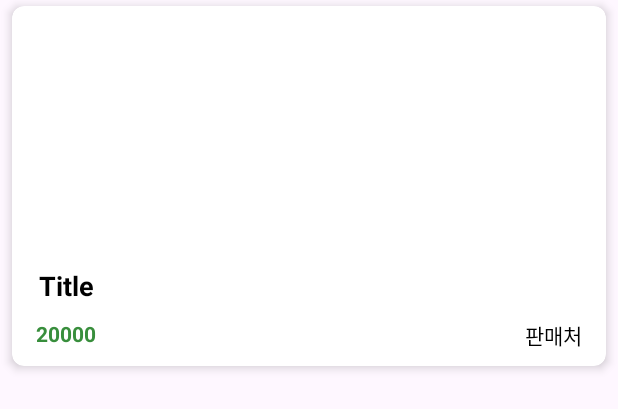
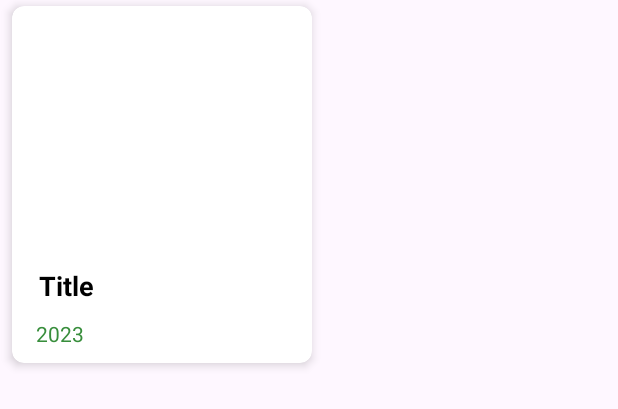
Before and after one commit to yoonhee-nam/yoons_prac, an Android app: the layout recycler_item.xml on its own in the app's theme, with its tools: preview values and no code run, on a phone screen of 412 x 824 dp. Shown: the top 409 px of the screen. Run offline under Robolectric (Android 15) with nearby library versions, the phone set to English and light mode, and no system bars.

Commit message:
[FEAT] : ⚙️ 검색기능까지 구현완료

```diff
--- a/app/build.gradle
+++ b/app/build.gradle
@@ -54,6 +54,8 @@ dependencies {
     implementation 'androidx.lifecycle:lifecycle-viewmodel-ktx:2.5.1'
     //====== ViewPager2
     implementation 'androidx.viewpager2:viewpager2:1.0.0'
+    implementation 'com.github.bumptech.glide:glide:4.12.0' // 현재 Glide 버전에 따라 변경할 수 있음
+    annotationProcessor 'com.github.bumptech.glide:compiler:4.12.0' // Glide의 어노테이션 처리기
 
 
     implementation 'androidx.core:core-ktx:1.8.0'
--- a/app/src/main/AndroidManifest.xml
+++ b/app/src/main/AndroidManifest.xml
@@ -3,7 +3,12 @@
     xmlns:tools="http://schemas.android.com/tools">
 
     <!--    http통신을 위한 인터넷 사용권한-->
+    <uses-feature
+        android:name="android.hardware.telephony"
+        android:required="false" />
+
     <uses-permission android:name="android.permission.INTERNET"/>
+
 
     <application
         android:allowBackup="true"
--- a/app/src/main/java/com/example/myapplication/Constants.kt
+++ b/app/src/main/java/com/example/myapplication/Constants.kt
@@ -2,10 +2,10 @@ package com.example.myapplication
 
 class Constants {
     companion object {
-        const val IMAGE_BASE_URL = "http://dapi.kakao.com/"
+        const val IMAGE_BASE_URL = "https://dapi.kakao.com"
 
         // 개인 API 사용
         const val REST_API_KEY = "aca59c0cf1a05fe8c70f5b83dcad2470"
-        const val AUTH_HEADER = "KakaoAK \$REST_API_KEY"
+        const val AUTH_HEADER = "KakaoAK $REST_API_KEY"
     }
 }
--- /dev/null
+++ b/app/src/main/java/com/example/myapplication/LikeFragAdapter.kt
@@ -0,0 +1,4 @@
+package com.example.myapplication
+
+class LikeFragAdapter {
+}
--- a/app/src/main/java/com/example/myapplication/api/Image_Interface.kt
+++ b/app/src/main/java/com/example/myapplication/api/Image_Interface.kt
@@ -9,8 +9,8 @@ import retrofit2.http.Query
 //Retrofit Interface
 //GET 요청을 하기 위한 인터페이스
 interface Image_Interface {
-    @GET("v2/search/imag")
-    suspend fun searchImage(
+    @GET("v2/search/image")
+     fun searchImage(
         //인증 방식, 서비스 앱에서 REST API 키로 인증 요청
         @Header("Authorization") apiKey: String,
         //검색을 원하는 질의어
--- a/app/src/main/java/com/example/myapplication/model/Image.kt
+++ b/app/src/main/java/com/example/myapplication/model/Image.kt
@@ -15,6 +15,8 @@ data class Image(
         val collection : String,
         @SerializedName("thumbnail_url")
         val thumbnailUrl : String,
+        //이거랑
+
         @SerializedName("image_url")
         val imageUrl :	String,
         val width : Int,
@@ -24,6 +26,7 @@ data class Image(
         @SerializedName("doc_url")
         val docUrl : String,
         val datetime : String
+        //이거
 
     )
     data class Meta(
--- a/app/src/main/res/layout/recycler_item.xml
+++ b/app/src/main/res/layout/recycler_item.xml
@@ -1,6 +1,6 @@
 <?xml version="1.0" encoding="utf-8"?>
 <androidx.cardview.widget.CardView xmlns:android="http://schemas.android.com/apk/res/android"
-    android:layout_width="match_parent"
+    android:layout_width="200dp"
     android:layout_height="wrap_content"
     xmlns:app="http://schemas.android.com/apk/res-auto"
     app:cardElevation="4dp"
@@ -18,8 +18,7 @@
             android:id="@+id/iv"
             android:layout_width="match_parent"
             android:layout_height="160dp"
-            android:scaleType="centerCrop"
-            />
+            android:scaleType="centerCrop" />
 
         <TextView
             android:id="@+id/tv_title"
@@ -39,22 +38,9 @@
             android:layout_below="@+id/tv_title"
             android:layout_alignLeft="@id/tv_title"
             android:textColor="@color/Green700"
-            android:text="20000"
-            android:textStyle="bold"
+            android:text="2023"
             android:padding="4dp"
             android:layout_marginBottom="6dp"
-            android:layout_width="wrap_content"
-            android:layout_height="wrap_content"/>
-
-        <TextView
-            android:id="@+id/tv_mall"
-            android:text="판매처"
-            android:layout_alignParentRight="true"
-            android:layout_alignTop="@+id/tv_low_price"
-            android:padding="4dp"
-            android:layout_marginBottom="6dp"
-            android:textColor="@color/black"
-            android:layout_marginRight="12dp"
             android:layout_width="wrap_content"
             android:layout_height="wrap_content"/>
 
```
Also changed, not shown: app/src/main/java/com/example/myapplication/MainFragAdapter.kt (+31 -11 lines), app/src/main/java/com/example/myapplication/MainFragment.kt (+71 -17 lines), app/src/main/java/com/example/myapplication/Utils.kt (added, +13 -0 lines), app/src/main/res/layout/fragment_like.xml (+1 -23 lines).
